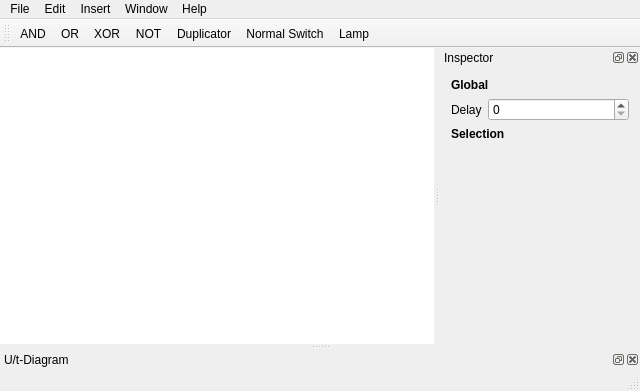
Old version of the form mainwindow.ui in the repository narrowtux/Gatter.
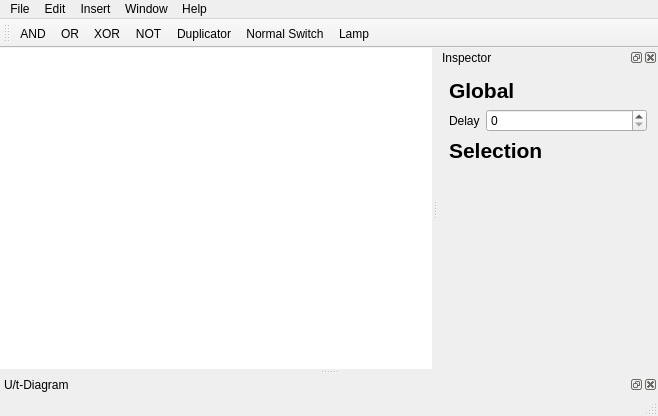
New version of the form.

What changed in the file:
```diff
--- a/mainwindow.ui
+++ b/mainwindow.ui
@@ -6,8 +6,8 @@
    <rect>
     <x>0</x>
     <y>0</y>
-    <width>640</width>
-    <height>391</height>
+    <width>658</width>
+    <height>416</height>
    </rect>
   </property>
   <property name="windowTitle">
@@ -44,7 +44,7 @@
     <rect>
      <x>0</x>
      <y>0</y>
-     <width>640</width>
+     <width>658</width>
      <height>22</height>
     </rect>
    </property>
@@ -141,6 +141,12 @@
   </widget>
   <widget class="QStatusBar" name="statusBar"/>
   <widget class="QDockWidget" name="dockInspector">
+   <property name="minimumSize">
+    <size>
+     <width>220</width>
+     <height>102</height>
+    </size>
+   </property>
    <property name="windowTitle">
     <string>Inspector</string>
    </property>
@@ -180,8 +186,8 @@
          <rect>
           <x>0</x>
           <y>0</y>
-          <width>200</width>
-          <height>254</height>
+          <width>224</width>
+          <height>279</height>
          </rect>
         </property>
         <layout class="QVBoxLayout" name="verticalLayout_3">
@@ -189,6 +195,7 @@
           <widget class="QLabel" name="label_2">
            <property name="font">
             <font>
+             <pointsize>16</pointsize>
              <weight>75</weight>
              <bold>true</bold>
             </font>
@@ -220,6 +227,7 @@
           <widget class="QLabel" name="label_3">
            <property name="font">
             <font>
+             <pointsize>16</pointsize>
              <weight>75</weight>
              <bold>true</bold>
             </font>
@@ -240,7 +248,7 @@
            <property name="sizeHint" stdset="0">
             <size>
              <width>20</width>
-             <height>130</height>
+             <height>149</height>
             </size>
            </property>
           </spacer>
```
